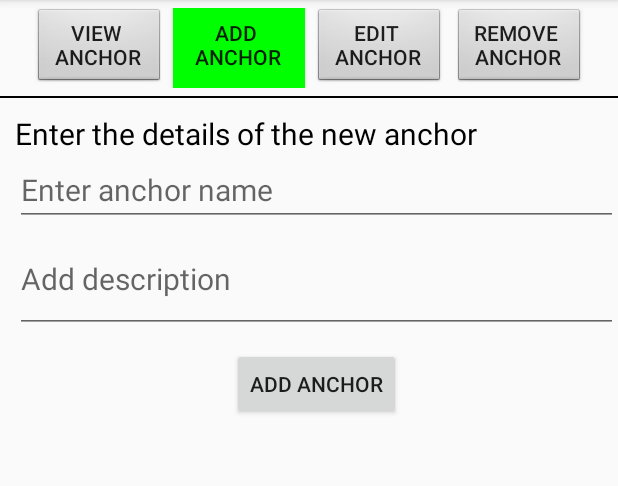
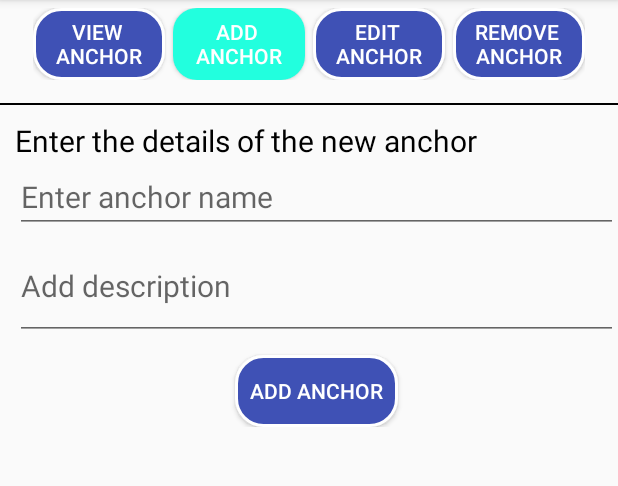
Before and after one commit to jimsprojectradio/repo, an Android app: the fragment FragmentAnchor shown on its own in the app's theme, after a tap on "ADD ANCHOR", on a phone screen of 412 x 824 dp, the part 84-570 px from its top. Run offline under Robolectric (Android 15) with nearby library versions, the phone set to English and light mode, and no system bars; our stand-ins replace Volley; network calls fail; 1 other tap on this screen came first.

Commit message:
Fragment Acnhor Ui Done

```diff
--- a/DUMMY/RadioAdminDummy/RadioAdminDummy/app/src/main/java/com/dark/pro/jimsradioadmin/FragmentAnchor.java
+++ b/DUMMY/RadioAdminDummy/RadioAdminDummy/app/src/main/java/com/dark/pro/jimsradioadmin/FragmentAnchor.java
@@ -78,10 +78,10 @@ public class FragmentAnchor extends Fragment implements View.OnClickListener {
         btnset_edit_anchor.setOnClickListener(this);
         btnset_remove_anchor=(Button)v.findViewById(R.id.btn_set_remove_anchor);
         btnset_remove_anchor.setOnClickListener(this);
-        btnset_view_anchor.setBackgroundResource(android.R.drawable.btn_default);
-        btnset_add_anchor.setBackgroundResource(android.R.drawable.btn_default);
-        btnset_edit_anchor.setBackgroundResource(android.R.drawable.btn_default);
-        btnset_remove_anchor.setBackgroundResource(android.R.drawable.btn_default);
+        btnset_view_anchor.setBackgroundResource(R.drawable.button_background);
+        btnset_add_anchor.setBackgroundResource(R.drawable.button_background);
+        btnset_edit_anchor.setBackgroundResource(R.drawable.button_background);
+        btnset_remove_anchor.setBackgroundResource(R.drawable.button_background);
 
         //Action buttons for queries
         btn_add_anchor=(Button)v.findViewById(R.id.btn_add_anchor);
@@ -115,7 +115,7 @@ public class FragmentAnchor extends Fragment implements View.OnClickListener {
             @Override
             public void onItemClick(AdapterView<?> parent, View view, int position, long id) {
                 new AlertDialog.Builder(getActivity())
-                        .setIcon(android.R.drawable.ic_dialog_alert)
+                        .setIcon(R.drawable.alert)
                         .setTitle("Anchor details")
                         .setMessage("Name:\n"+arr_anchor[position][1]+
                                 "\n\nDescription:\n"+arr_anchor[position][2])
@@ -170,7 +170,7 @@ public class FragmentAnchor extends Fragment implements View.OnClickListener {
 
         flag_active_option=0;
         progressBar.setVisibility(View.VISIBLE);
-        btnset_view_anchor.setBackgroundColor(Color.parseColor("#00ff00"));
+        btnset_view_anchor.setBackgroundResource(R.drawable.button_background);
         fetchAnchor();
         return v;
     }
@@ -180,10 +180,10 @@ public class FragmentAnchor extends Fragment implements View.OnClickListener {
         switch(v.getId()) {
             case R.id.btn_set_view_anchor:
                 flag_active_option = 0;
-                btnset_view_anchor.setBackgroundColor(Color.parseColor("#00ff00"));
-                btnset_add_anchor.setBackgroundResource(android.R.drawable.btn_default);
-                btnset_edit_anchor.setBackgroundResource(android.R.drawable.btn_default);
-                btnset_remove_anchor.setBackgroundResource(android.R.drawable.btn_default);
+                btnset_view_anchor.setBackgroundResource(R.drawable.activated_btn);
+                btnset_add_anchor.setBackgroundResource(R.drawable.button_background);
+                btnset_edit_anchor.setBackgroundResource(R.drawable.button_background);
+                btnset_remove_anchor.setBackgroundResource(R.drawable.button_background);
                 layout_view_anchor.setVisibility(View.GONE);
                 layout_add_anchor.setVisibility(View.GONE);
                 layout_edit_anchor.setVisibility(View.GONE);
@@ -194,10 +194,10 @@ public class FragmentAnchor extends Fragment implements View.OnClickListener {
                 break;
             case R.id.btn_set_add_anchor:
                 flag_active_option = 1;
-                btnset_add_anchor.setBackgroundColor(Color.parseColor("#00ff00"));
-                btnset_view_anchor.setBackgroundResource(android.R.drawable.btn_default);
-                btnset_edit_anchor.setBackgroundResource(android.R.drawable.btn_default);
-                btnset_remove_anchor.setBackgroundResource(android.R.drawable.btn_default);
+                btnset_add_anchor.setBackgroundResource(R.drawable.activated_btn);
+                btnset_view_anchor.setBackgroundResource(R.drawable.button_background);
+                btnset_edit_anchor.setBackgroundResource(R.drawable.button_background);
+                btnset_remove_anchor.setBackgroundResource(R.drawable.button_background);
                 layout_view_anchor.setVisibility(View.GONE);
                 layout_add_anchor.setVisibility(View.VISIBLE);
                 layout_edit_anchor.setVisibility(View.GONE);
@@ -206,10 +206,10 @@ public class FragmentAnchor extends Fragment implements View.OnClickListener {
                 break;
             case R.id.btn_set_edit_anchor:
                 flag_active_option = 2;
-                btnset_edit_anchor.setBackgroundColor(Color.parseColor("#00ff00"));
-                btnset_view_anchor.setBackgroundResource(android.R.drawable.btn_default);
-                btnset_add_anchor.setBackgroundResource(android.R.drawable.btn_default);
-                btnset_remove_anchor.setBackgroundResource(android.R.drawable.btn_default);
+                btnset_edit_anchor.setBackgroundResource(R.drawable.activated_btn);
+                btnset_view_anchor.setBackgroundResource(R.drawable.button_background);
+                btnset_add_anchor.setBackgroundResource(R.drawable.button_background);
+                btnset_remove_anchor.setBackgroundResource(R.drawable.button_background);
                 layout_view_anchor.setVisibility(View.GONE);
                 layout_add_anchor.setVisibility(View.GONE);
                 layout_edit_anchor.setVisibility(View.GONE);
@@ -220,10 +220,10 @@ public class FragmentAnchor extends Fragment implements View.OnClickListener {
                 break;
             case R.id.btn_set_remove_anchor:
                 flag_active_option = 3;
-                btnset_remove_anchor.setBackgroundColor(Color.parseColor("#00ff00"));
-                btnset_view_anchor.setBackgroundResource(android.R.drawable.btn_default);
-                btnset_add_anchor.setBackgroundResource(android.R.drawable.btn_default);
-                btnset_edit_anchor.setBackgroundResource(android.R.drawable.btn_default);
+                btnset_remove_anchor.setBackgroundResource(R.drawable.activated_btn);
+                btnset_view_anchor.setBackgroundResource(R.drawable.button_background);
+                btnset_add_anchor.setBackgroundResource(R.drawable.button_background);
+                btnset_edit_anchor.setBackgroundResource(R.drawable.button_background);
                 layout_view_anchor.setVisibility(View.GONE);
                 layout_add_anchor.setVisibility(View.GONE);
                 layout_edit_anchor.setVisibility(View.GONE);
--- /dev/null
+++ b/DUMMY/RadioAdminDummy/RadioAdminDummy/app/src/main/res/drawable/activated_btn.xml
@@ -0,0 +1,5 @@
+<?xml version="1.0" encoding="utf-8"?>
+<shape xmlns:android="http://schemas.android.com/apk/res/android">
+<solid android:color="#22ffde"></solid>
+ <corners android:radius="16dp"></corners>
+</shape>
--- a/DUMMY/RadioAdminDummy/RadioAdminDummy/app/src/main/res/layout/fragment_add_program.xml
+++ b/DUMMY/RadioAdminDummy/RadioAdminDummy/app/src/main/res/layout/fragment_add_program.xml
@@ -24,7 +24,7 @@
             android:visibility="visible">
             <TextView
                 android:padding="20dp"
-                android:background="#a036ca"
+                android:background="#1e21dc"
                 android:textAlignment="center"
                 android:layout_width="match_parent"
                 android:layout_height="wrap_content"
--- a/DUMMY/RadioAdminDummy/RadioAdminDummy/app/src/main/res/layout/fragment_anchor.xml
+++ b/DUMMY/RadioAdminDummy/RadioAdminDummy/app/src/main/res/layout/fragment_anchor.xml
@@ -14,23 +14,31 @@
         android:orientation="horizontal">
         <Button
             android:id="@+id/btn_set_view_anchor"
+            android:background="@drawable/button_background"
+            android:textColor="#fff"
             android:text="View \nAnchor"
             android:layout_marginRight="5dp"
             android:layout_width="wrap_content"
             android:layout_height="wrap_content" />
         <Button
+            android:background="@drawable/button_background"
+            android:textColor="#fff"
             android:id="@+id/btn_set_add_anchor"
             android:text="Add \nAnchor"
             android:layout_marginRight="5dp"
             android:layout_width="wrap_content"
             android:layout_height="wrap_content" />
         <Button
+            android:background="@drawable/button_background"
+            android:textColor="#fff"
             android:id="@+id/btn_set_edit_anchor"
             android:text="Edit \nAnchor"
             android:layout_marginRight="5dp"
             android:layout_width="wrap_content"
             android:layout_height="wrap_content" />
         <Button
+            android:background="@drawable/button_background"
+            android:textColor="#fff"
             android:id="@+id/btn_set_remove_anchor"
             android:text="Remove \nAnchor"
             android:layout_width="wrap_content"
@@ -40,7 +48,7 @@
         android:layout_width="match_parent"
         android:layout_height="1dp"
         android:background="#000000"
-        android:layout_marginTop="5dp"/>
+        android:layout_marginTop="15dp"/>
 
     <ProgressBar
         android:id="@+id/progbar_anchor_options"
@@ -112,10 +120,13 @@
                 android:scrollHorizontally="false"
                 android:scrollbars="vertical"/>
             <Button
+                android:background="@drawable/button_background"
+                android:textColor="#fff"
                 android:id="@+id/btn_add_anchor"
                 android:layout_width="wrap_content"
                 android:layout_height="wrap_content"
                 android:text="Add anchor"
+                android:padding="10dp"
                 android:layout_gravity="center_horizontal"
                 android:layout_marginTop="10dp"/>
         </LinearLayout>
@@ -139,6 +150,7 @@
                 android:textSize="20dp"
                 android:text="Select a anchor to update"/>
             <Spinner
+                android:background="@drawable/border_bottom"
                 android:id="@+id/sp_edit_anchor"
                 android:layout_width="match_parent"
                 android:layout_height="wrap_content"
@@ -168,6 +180,9 @@
                 android:scrollHorizontally="false"
                 android:scrollbars="vertical"/>
             <Button
+                android:padding="10dp"
+                android:background="@drawable/button_background"
+                android:textColor="#fff"
                 android:id="@+id/btn_edit_anchor"
                 android:layout_width="wrap_content"
                 android:layout_height="wrap_content"
@@ -195,6 +210,7 @@
                 android:textSize="20dp"
                 android:text="Select a anchor to delete"/>
             <Spinner
+                android:background="@drawable/border_bottom"
                 android:id="@+id/sp_remove_anchor"
                 android:layout_width="match_parent"
                 android:layout_height="wrap_content"
@@ -212,6 +228,9 @@
                 android:textSize="20dp"
                 android:layout_marginTop="10dp"/>
             <Button
+                android:padding="10dp"
+                android:background="@drawable/button_background"
+                android:textColor="#fff"
                 android:id="@+id/btn_remove_anchor"
                 android:layout_width="wrap_content"
                 android:layout_height="wrap_content"
```
Also changed, not shown: DUMMY/RadioAdminDummy/RadioAdminDummy/app/src/main/res/drawable/alert.png (added).
